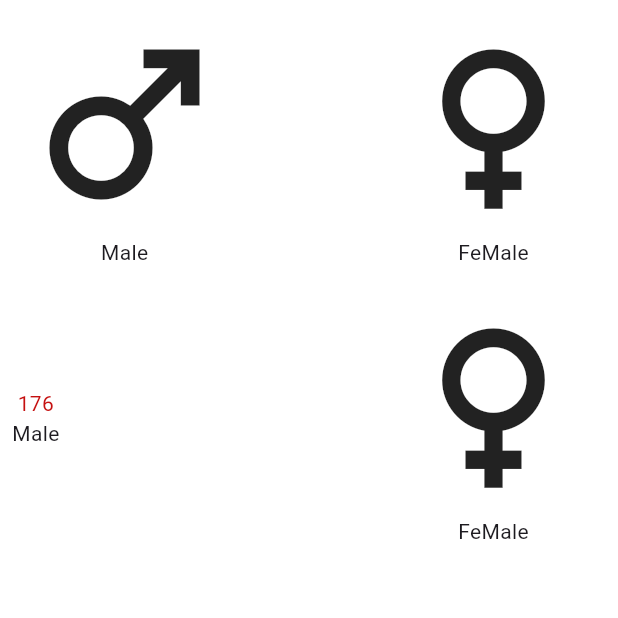
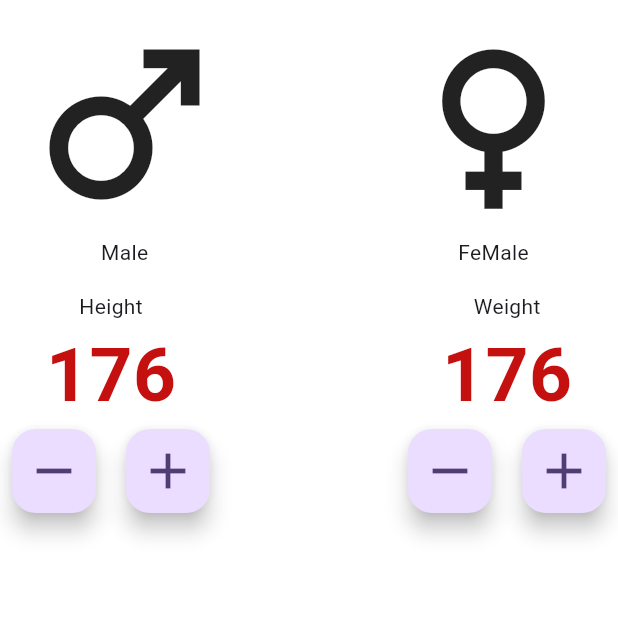
Before and after one commit to pdgamage/BMI-Calculator-App, a Flutter app: the screen it shows after launch, on a phone screen of 412 x 824 dp, the top half of it. Run offline on Flutter 3.47's test engine with Material 3 defaults, Android fonts, the phone set to English and light mode, and no system bars.

Commit message:
modified:   lib/main_page.dart

```diff
--- a/lib/main_page.dart
+++ b/lib/main_page.dart
@@ -51,12 +51,36 @@ class _MainPageState extends State<MainPage> {
                     padding: EdgeInsets.all(8.0),
                     child: Column(
                       children: [
+                        Text("Height"),
                         Text(
                           "176",
                           style: TextStyle(
-                              color: Color.fromARGB(255, 197, 16, 16)),
+                            color: Color.fromARGB(255, 197, 16, 16),
+                            fontSize: 50,
+                            fontWeight: FontWeight.bold,
+                          ),
                         ),
-                        Text("Male")
+                        Row(
+                          children: [
+                            FloatingActionButton(
+                              onPressed: null,
+                              child: Icon(
+                                Icons.remove,
+                                size: 40,
+                              ),
+                            ),
+                            SizedBox(
+                              width: 20,
+                            ),
+                            FloatingActionButton(
+                              onPressed: null,
+                              child: Icon(
+                                Icons.add,
+                                size: 40,
+                              ),
+                            )
+                          ],
+                        ),
                       ],
                     ),
                   ),
@@ -65,11 +89,36 @@ class _MainPageState extends State<MainPage> {
                     padding: EdgeInsets.all(8.0),
                     child: Column(
                       children: [
-                        Icon(
-                          Icons.female,
-                          size: 150,
+                        Text("Weight"),
+                        Text(
+                          "176",
+                          style: TextStyle(
+                            color: Color.fromARGB(255, 197, 16, 16),
+                            fontSize: 50,
+                            fontWeight: FontWeight.bold,
+                          ),
                         ),
-                        Text("FeMale")
+                        Row(
+                          children: [
+                            FloatingActionButton(
+                              onPressed: null,
+                              child: Icon(
+                                Icons.remove,
+                                size: 40,
+                              ),
+                            ),
+                            SizedBox(
+                              width: 20,
+                            ),
+                            FloatingActionButton(
+                              onPressed: null,
+                              child: Icon(
+                                Icons.add,
+                                size: 40,
+                              ),
+                            )
+                          ],
+                        ),
                       ],
                     ),
                   ),
```
